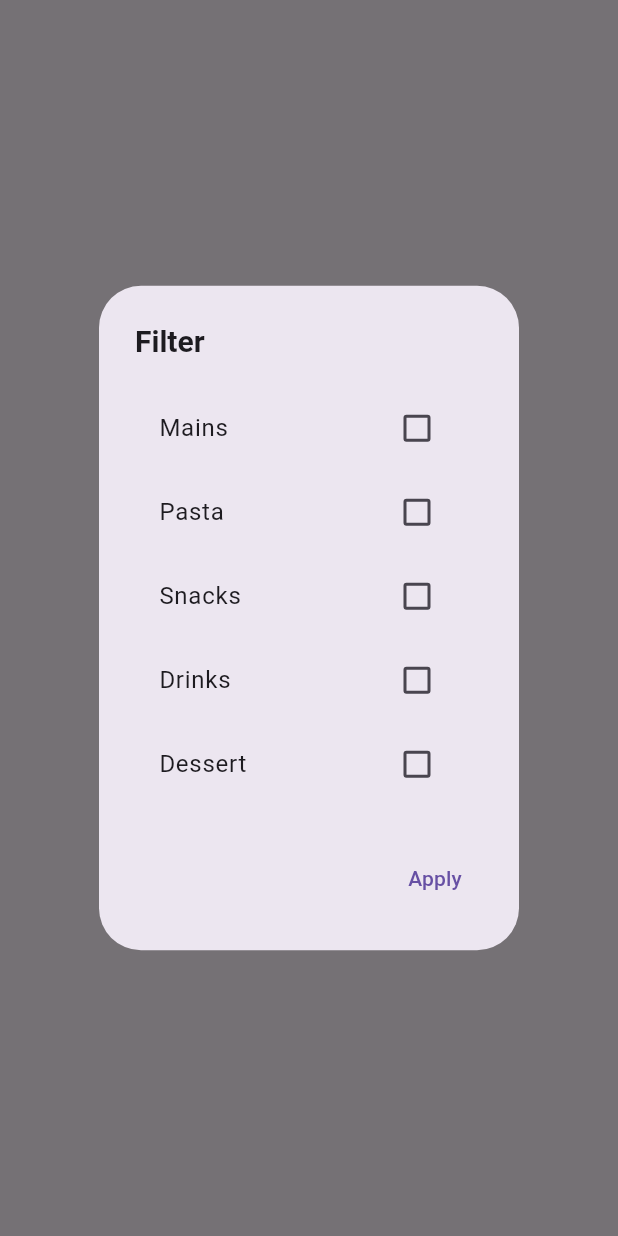
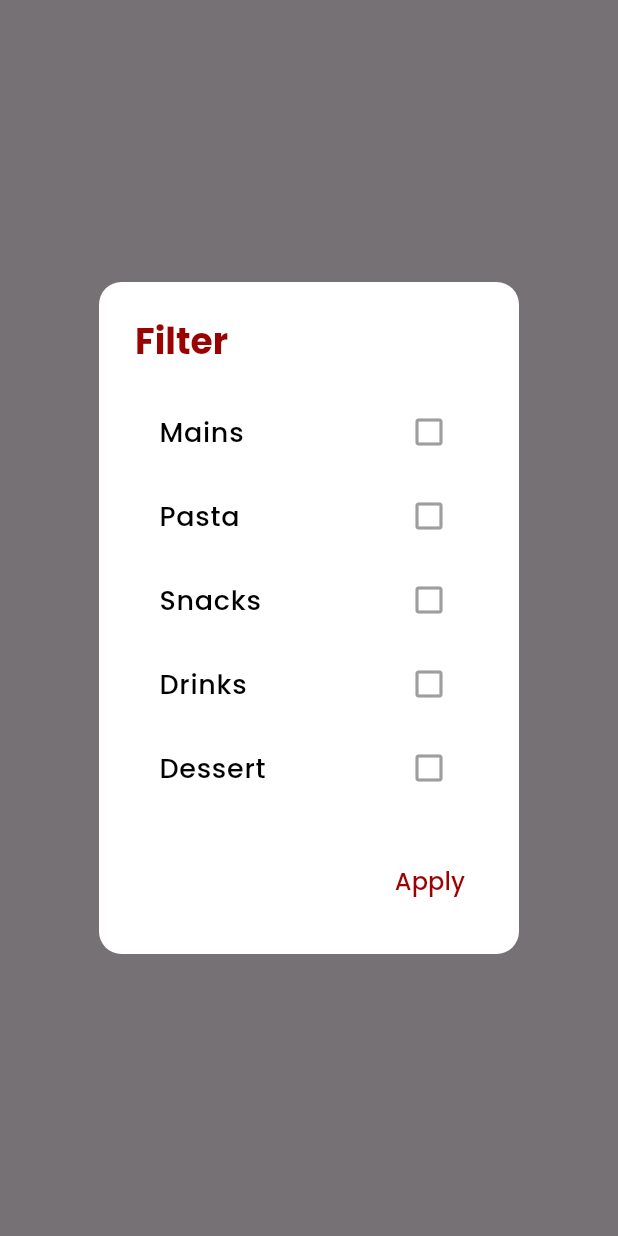
Before and after one commit to Gab4code/onlyfoods, a Flutter app: what show() shows on an empty page, opened directly with empty values, on a phone screen of 412 x 824 dp. Run offline on Flutter 3.47's test engine with Material 3 defaults, Android fonts, the phone set to English and light mode, and no system bars; our stand-ins replace cloud_firestore, firebase_auth, firebase_core, firebase_storage, google_fonts, image_picker; accounts and stored records are empty; network calls fail.

Commit message:
changed bookmark, search bar, and filter design

```diff
--- a/lib/screens/homepage/filter_options.dart
+++ b/lib/screens/homepage/filter_options.dart
@@ -8,12 +8,15 @@ class FilterOptions {
       context: context,
       builder: (BuildContext context) {
         return AlertDialog(
-          title: Text('Filter', style: TextStyle(fontWeight: FontWeight.bold, fontSize: 20)),
+          title: Text(
+            'Filter',
+            style: TextStyle(fontWeight: FontWeight.bold, fontSize: 24, color: Color.fromARGB(255, 155, 2, 2), fontFamily: 'Poppins'),
+          ),
           content: SingleChildScrollView(
             child: Column(
               crossAxisAlignment: CrossAxisAlignment.start,
               children: [
-                FilterOptionTile(title: 'Mains', selectedFilters: selected),  //passes widget.title to gridview
+                FilterOptionTile(title: 'Mains', selectedFilters: selected),
                 FilterOptionTile(title: 'Pasta', selectedFilters: selected),
                 FilterOptionTile(title: 'Snacks', selectedFilters: selected),
                 FilterOptionTile(title: 'Drinks', selectedFilters: selected),
@@ -26,9 +29,16 @@ class FilterOptions {
               onPressed: () {
                 Navigator.of(context).pop(selected);
               },
-              child: Text('Apply'),
+              child: Text(
+                'Apply',
+                style: TextStyle(color: Color.fromARGB(255, 155, 2, 2), fontFamily: 'Poppins', fontSize: 16),
+              ),
             ),
           ],
+          shape: RoundedRectangleBorder(
+            borderRadius: BorderRadius.circular(15),
+          ),
+          backgroundColor: Colors.white,
         );
       },
     );
@@ -41,33 +51,37 @@ class FilterOptionTile extends StatefulWidget {
   final String title;
   final Set<String> selectedFilters;
 
-  const FilterOptionTile({Key? key, required this.title, required this.selectedFilters}) : super(key: key);
+  FilterOptionTile({required this.title, required this.selectedFilters});
 
   @override
   _FilterOptionTileState createState() => _FilterOptionTileState();
 }
 
 class _FilterOptionTileState extends State<FilterOptionTile> {
-  late bool isChecked;
-
-  @override
-  void initState() {
-    super.initState();
-    isChecked = widget.selectedFilters.contains(widget.title);
-  }
-
   @override
   Widget build(BuildContext context) {
-    return CheckboxListTile(
-      title: Text(widget.title),
-      value: isChecked,
-      onChanged: (value) {
+    final isSelected = widget.selectedFilters.contains(widget.title);
+
+    return ListTile(
+      title: Text(
+        widget.title,
+        style: TextStyle(
+          fontFamily: 'Poppins',
+          fontWeight: FontWeight.w500,
+          fontSize: 18,
+          color: isSelected ? Color.fromARGB(255, 155, 2, 2) : Colors.black,
+        ),
+      ),
+      trailing: Icon(
+        isSelected ? Icons.check_box : Icons.check_box_outline_blank,
+        color: isSelected ? Color.fromARGB(255, 155, 2, 2) : Colors.grey,
+      ),
+      onTap: () {
         setState(() {
-          isChecked = value!;
-          if (isChecked) {        //enable or disable selectedfilter
+          if (isSelected) {
+            widget.selectedFilters.remove(widget.title);
+          } else {
             widget.selectedFilters.add(widget.title);
-          } else {
-            widget.selectedFilters.remove(widget.title);
           }
         });
       },
--- a/lib/screens/homepage/food_details.dart
+++ b/lib/screens/homepage/food_details.dart
@@ -11,9 +11,9 @@ class FoodDetailPage extends StatelessWidget {
   Widget build(BuildContext context) {
     return Scaffold(
       appBar: AppBar(
-        title: Text(name, style: TextStyle(color: Color(0xFF01a990), fontFamily: 'Poppins')),
+        title: Text(name, style: TextStyle(color: Color.fromARGB(255, 155, 2, 2), fontFamily: 'Poppins')),
         backgroundColor: Colors.white,
-        iconTheme: IconThemeData(color: Color(0xFF01a990)),
+        iconTheme: IconThemeData(color: Color.fromARGB(255, 155, 2, 2)),
       ),
       body: Padding(
         padding: const EdgeInsets.all(16.0),
```
Also changed, not shown: lib/screens/homepage/bookmark.dart (+6 -2 lines), lib/screens/homepage/foodSearchPage.dart (+1 -9 lines), lib/screens/homepage/food_grid_view.dart (+11 -3 lines).
